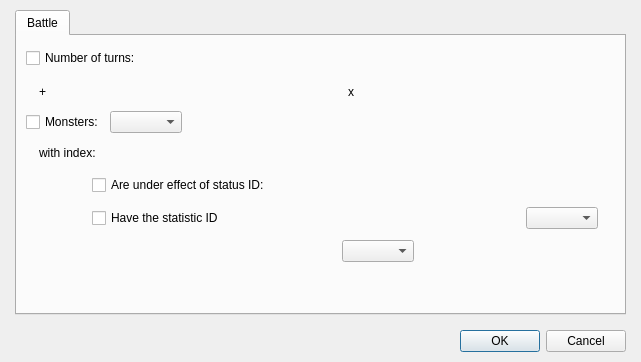
Old version of the form Editor/Dialogs/Systems/dialogsystemtroopreactionconditions.ui in the repository RPG-Paper-Maker/RPG-Paper-Maker.
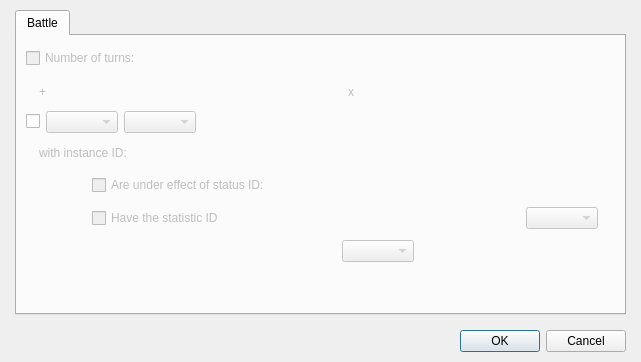
New version of the form. Custom widgets are drawn as their Qt base class.

```diff
--- a/Editor/Dialogs/Systems/dialogsystemtroopreactionconditions.ui
+++ b/Editor/Dialogs/Systems/dialogsystemtroopreactionconditions.ui
@@ -47,6 +47,9 @@
             <layout class="QHBoxLayout" name="horizontalLayout" stretch="0,0,1">
              <item>
               <widget class="QCheckBox" name="checkBox">
+               <property name="enabled">
+                <bool>false</bool>
+               </property>
                <property name="text">
                 <string>Number of turns:</string>
                </property>
@@ -102,7 +105,10 @@
               </spacer>
              </item>
              <item>
-              <widget class="QLabel" name="label">
+              <widget class="QLabel" name="labelPlus">
+               <property name="enabled">
+                <bool>false</bool>
+               </property>
                <property name="text">
                 <string>+</string>
                </property>
@@ -128,7 +134,10 @@
               </widget>
              </item>
              <item>
-              <widget class="QLabel" name="label_2">
+              <widget class="QLabel" name="labelTimes">
+               <property name="enabled">
+                <bool>false</bool>
+               </property>
                <property name="text">
                 <string>x</string>
                </property>
@@ -150,16 +159,27 @@
             </layout>
            </item>
            <item>
-            <layout class="QHBoxLayout" name="horizontalLayout_3" stretch="0,0,1">
+            <layout class="QHBoxLayout" name="horizontalLayout_3" stretch="0,0,0,1">
              <item>
               <widget class="QCheckBox" name="checkBox_2">
                <property name="text">
-                <string>Monsters:</string>
+                <string/>
                </property>
               </widget>
              </item>
              <item>
-              <widget class="QComboBox" name="comboBox"/>
+              <widget class="QComboBox" name="comboBoxHeroesMonsters">
+               <property name="enabled">
+                <bool>false</bool>
+               </property>
+              </widget>
+             </item>
+             <item>
+              <widget class="QComboBox" name="comboBoxHeroMonsterNumber">
+               <property name="enabled">
+                <bool>false</bool>
+               </property>
+              </widget>
              </item>
              <item>
               <spacer name="horizontalSpacer_3">
@@ -192,14 +212,20 @@
               </spacer>
              </item>
              <item>
-              <widget class="QLabel" name="label_3">
+              <widget class="QLabel" name="labelWithInstanceID">
+               <property name="enabled">
+                <bool>false</bool>
+               </property>
                <property name="text">
-                <string>with index:</string>
+                <string>with instance ID:</string>
                </property>
               </widget>
              </item>
              <item>
-              <widget class="PanelPrimitiveValue" name="panelPrimitiveTurnTimes_2" native="true">
+              <widget class="PanelPrimitiveValue" name="panelPrimitiveInstanceID" native="true">
+               <property name="enabled">
+                <bool>false</bool>
+               </property>
                <property name="minimumSize">
                 <size>
                  <width>290</width>
@@ -252,7 +278,10 @@
                <item>
                 <layout class="QHBoxLayout" name="horizontalLayout_5" stretch="0,0,1">
                  <item>
-                  <widget class="QCheckBox" name="checkBox_3">
+                  <widget class="QCheckBox" name="checkBoxStatusID">
+                   <property name="enabled">
+                    <bool>false</bool>
+                   </property>
                    <property name="text">
                     <string>Are under effect of status ID:</string>
                    </property>
@@ -295,7 +324,10 @@
                <item>
                 <layout class="QHBoxLayout" name="horizontalLayout_6" stretch="0,0,0,1">
                  <item>
-                  <widget class="QCheckBox" name="checkBox_4">
+                  <widget class="QCheckBox" name="checkBoxStatisticID">
+                   <property name="enabled">
+                    <bool>false</bool>
+                   </property>
                    <property name="text">
                     <string>Have the statistic ID</string>
                    </property>
@@ -321,7 +353,11 @@
                   </widget>
                  </item>
                  <item>
-                  <widget class="QComboBox" name="comboBox_2"/>
+                  <widget class="QComboBox" name="comboBoxStatusCompare">
+                   <property name="enabled">
+                    <bool>false</bool>
+                   </property>
+                  </widget>
                  </item>
                  <item>
                   <spacer name="horizontalSpacer_8">
@@ -377,7 +413,11 @@
               </widget>
              </item>
              <item>
-              <widget class="QComboBox" name="comboBox_3"/>
+              <widget class="QComboBox" name="comboBoxCompareUnit">
+               <property name="enabled">
+                <bool>false</bool>
+               </property>
+              </widget>
              </item>
              <item>
               <spacer name="horizontalSpacer_9">
```
Left out of the diff: 23 changed lines with no effect on the pictures.
